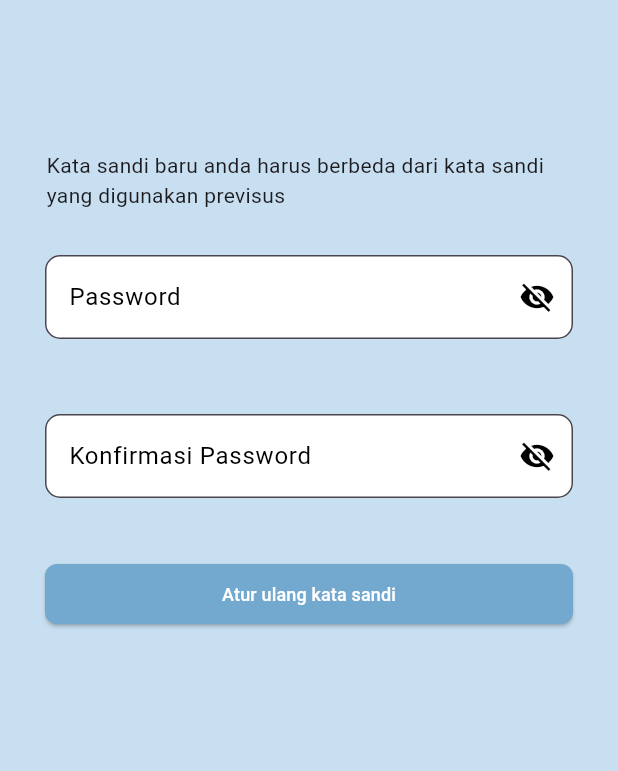
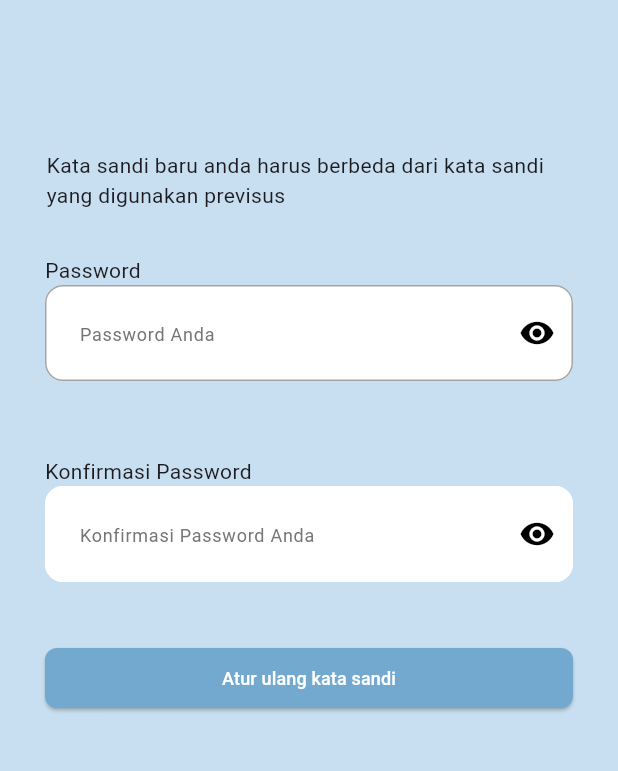
Before and after one commit to Roufmajidin/relaxTik, a Flutter app: the screen it shows after launch, after a tap on "Kirim Intruksi", after a tap on "Lewati,", on a phone screen of 412 x 824 dp, the part 84-855 px from its top. Run offline on Flutter 3.47's test engine with Material 2 defaults, Android fonts, the light colour scheme and no system bars.

Commit message:
perbaikan textField

```diff
--- a/lib/view/atur_ulang.dart
+++ b/lib/view/atur_ulang.dart
@@ -72,34 +72,39 @@ class _AturUlangKataSandiState extends State<AturUlangKataSandi> {
           Padding(
               padding: EdgeInsets.all(24),
               child: ispressed == false
-                  ? TextFormField(
-                      style: const TextStyle(
-                          color: Color.fromARGB(
-                              255, 0, 0, 0)), // Set the text color to white
-                      autovalidateMode: AutovalidateMode.onUserInteraction,
-                      validator: (value) {
-                        if (value == null ||
-                            value.isEmpty ||
-                            !value.contains('@') ||
-                            !value.contains('.')) {
-                          return 'Invalid Email (harus ada @)';
-                        }
-                        return null;
-                      },
-                      // controller: usernameController, (You can uncomment this line if you have a controller)
-
-                      decoration: InputDecoration(
-                        border: OutlineInputBorder(
-                          borderRadius: BorderRadius.circular(
-                              10.0), // Adjust the radius as needed
+                  ? Column(
+                      crossAxisAlignment: CrossAxisAlignment.start,
+                      children: [
+                        Text('Email'),
+                        TextFormField(
+                          onChanged: (value) {},
+                          showCursor: false,
+                          textCapitalization: TextCapitalization.sentences,
+                          decoration: InputDecoration(
+                            hintText: 'Masukkan Alamat Email',
+                            hintStyle: TextStyle(
+                                color: Colors.grey.shade600, fontSize: 12),
+                            enabledBorder: OutlineInputBorder(
+                              borderRadius: BorderRadius.circular(12),
+                              borderSide: BorderSide(
+                                style: BorderStyle.solid,
+                                color: Colors.white,
+                              ),
+                            ),
+                            focusedBorder: OutlineInputBorder(
+                              borderSide: BorderSide(
+                                  color: Color.fromARGB(255, 164, 164, 164),
+                                  width: 2.0),
+                              borderRadius: BorderRadius.circular(12),
+                            ),
+                            fillColor: Colors.white,
+                            filled: true,
+                            contentPadding: const EdgeInsets.all(19),
+                          ),
+                          style:
+                              TextStyle(color: Colors.grey[50], fontSize: 17),
                         ),
-
-                        filled: true,
-                        fillColor: Colors
-                            .white, // This should be the background color of the input field
-                        labelText: 'Masukkan Email',
-                        labelStyle: const TextStyle(color: Colors.black),
-                      ),
+                      ],
                     )
                   : SizedBox()),
           Padding(
--- a/lib/view/kata_sandi_baru.dart
+++ b/lib/view/kata_sandi_baru.dart
@@ -9,15 +9,16 @@ class KataSandiBaru extends StatefulWidget {
   State<KataSandiBaru> createState() => _KataSandiBaruState();
 }
 
-class _KataSandiBaruState extends State<KataSandiBaru> {
-  @override
 bool ispressed = false;
 
 final passwordController = TextEditingController();
 final usernameController = TextEditingController();
-  bool isLihat = false;
-  bool hidePw = false;
+bool isLihat = true;
+bool isLihat2 = true;
+bool hidePw = true;
 
+class _KataSandiBaruState extends State<KataSandiBaru> {
+  @override
   var _formKey = GlobalKey<FormState>();
   Widget build(BuildContext context) {
     return Scaffold(
@@ -64,13 +65,12 @@ class _KataSandiBaruState extends State<KataSandiBaru> {
           ),
           Padding(
               padding: const EdgeInsets.all(30.0),
-            child: TextFormField(
-              style: const TextStyle(
-                  color: Color.fromARGB(
-                      255, 0, 0, 0)), // Set the text color to white
-              autovalidateMode: AutovalidateMode.onUserInteraction,
-
-              obscureText: hidePw ? false : true,
+              child: Column(
+                crossAxisAlignment: CrossAxisAlignment.start,
+                children: [
+                  Text('Password'),
+                  TextFormField(
+                    obscureText: isLihat,
                     validator: (value) {
                       // if (value == null ||
                       //     value.isEmpty ||
@@ -80,16 +80,30 @@ class _KataSandiBaruState extends State<KataSandiBaru> {
                       // }
                       return null;
                     },
+                    onChanged: (value) {},
+                    showCursor: false,
+                    textCapitalization: TextCapitalization.sentences,
                     decoration: InputDecoration(
-                border: OutlineInputBorder(
-                  borderRadius: BorderRadius.circular(
-                      10.0), // Adjust the radius as needed
+                      hintText: 'Password Anda',
+                      hintStyle:
+                          TextStyle(color: Colors.grey.shade600, fontSize: 12),
+                      enabledBorder: OutlineInputBorder(
+                        borderRadius: BorderRadius.circular(12),
+                        borderSide: BorderSide(
+                          style: BorderStyle.solid,
+                          color: Color.fromARGB(255, 164, 164, 164),
                         ),
-
+                      ),
+                      focusedBorder: OutlineInputBorder(
+                        borderSide: BorderSide(
+                          style: BorderStyle.solid,
+                          color: Colors.white,
+                        ),
+                        borderRadius: BorderRadius.circular(12),
+                      ),
+                      fillColor: Colors.white,
                       filled: true,
-                fillColor: Colors
-                    .white, // This should be the background color of the input field
-                labelText: 'Password',
+                      contentPadding: const EdgeInsets.all(19),
                       suffixStyle: const TextStyle(color: Colors.white),
                       suffixIcon: IconButton(
                           icon: Icon(
@@ -101,21 +115,21 @@ class _KataSandiBaruState extends State<KataSandiBaru> {
                               isLihat = !isLihat;
                             });
                           }),
-                labelStyle: const TextStyle(color: Colors.black),
                     ),
+                    style: TextStyle(color: Colors.black, fontSize: 17),
                   ),
-          ),
+                ],
+              )),
 
           // konfirm passw
           Padding(
               padding: const EdgeInsets.only(left: 30.0, right: 30, top: 20),
-            child: TextFormField(
-              style: const TextStyle(
-                  color: Color.fromARGB(
-                      255, 0, 0, 0)), // Set the text color to white
-              autovalidateMode: AutovalidateMode.onUserInteraction,
-
-              obscureText: hidePw ? false : true,
+              child: Column(
+                crossAxisAlignment: CrossAxisAlignment.start,
+                children: [
+                  Text('Konfirmasi Password'),
+                  TextFormField(
+                    obscureText: isLihat2,
                     validator: (value) {
                       // if (value == null ||
                       //     value.isEmpty ||
@@ -125,31 +139,46 @@ class _KataSandiBaruState extends State<KataSandiBaru> {
                       // }
                       return null;
                     },
+                    onChanged: (value) {},
+                    showCursor: false,
+                    textCapitalization: TextCapitalization.sentences,
                     decoration: InputDecoration(
-                border: OutlineInputBorder(
-                  borderRadius: BorderRadius.circular(
-                      10.0), // Adjust the radius as needed
+                      hintText: 'Konfirmasi Password Anda',
+                      hintStyle:
+                          TextStyle(color: Colors.grey.shade600, fontSize: 12),
+                      enabledBorder: OutlineInputBorder(
+                        borderRadius: BorderRadius.circular(12),
+                        borderSide: BorderSide(
+                          style: BorderStyle.solid,
+                          color: Colors.white,
                         ),
-
+                      ),
+                      focusedBorder: OutlineInputBorder(
+                        borderSide: BorderSide(
+                            color: Color.fromARGB(255, 164, 164, 164),
+                            width: 2.0),
+                        borderRadius: BorderRadius.circular(12),
+                      ),
+                      fillColor: Colors.white,
                       filled: true,
-                fillColor: Colors
-                    .white, // This should be the background color of the input field
-                labelText: 'Konfirmasi Password',
+                      contentPadding: const EdgeInsets.all(19),
                       suffixStyle: const TextStyle(color: Colors.white),
                       suffixIcon: IconButton(
                           icon: Icon(
-                      isLihat ? Icons.visibility : Icons.visibility_off,
+                            isLihat2 ? Icons.visibility : Icons.visibility_off,
                             color: Colors.black,
                           ),
                           onPressed: () {
                             setState(() {
-                        isLihat = !isLihat;
+                              isLihat2 = !isLihat2;
                             });
                           }),
-                labelStyle: const TextStyle(color: Colors.black),
                     ),
+                    style: TextStyle(color: Colors.black, fontSize: 17),
                   ),
-          ),
+                ],
+              )),
+
           Padding(
             padding: const EdgeInsets.symmetric(horizontal: 30.0, vertical: 40),
             child: SizedBox(
```
Lines whose indentation alone changed are shown as unchanged.
